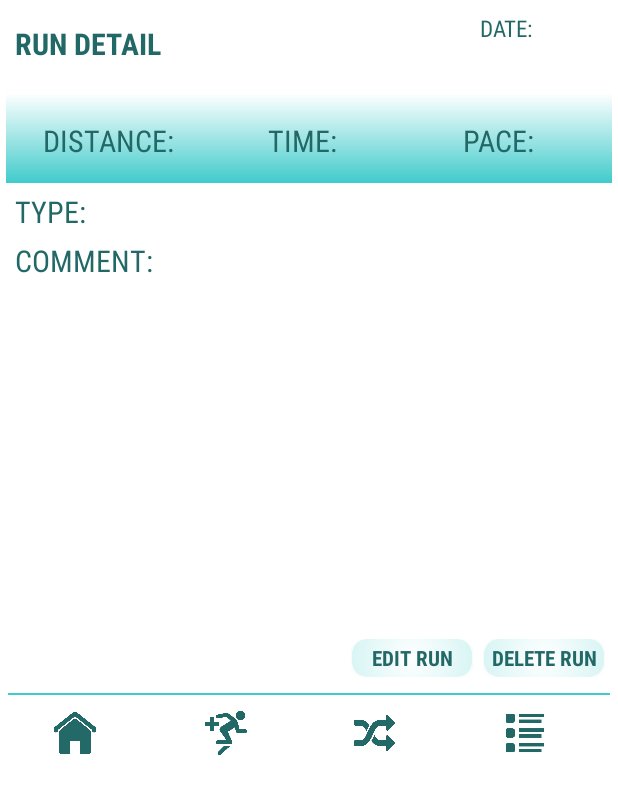
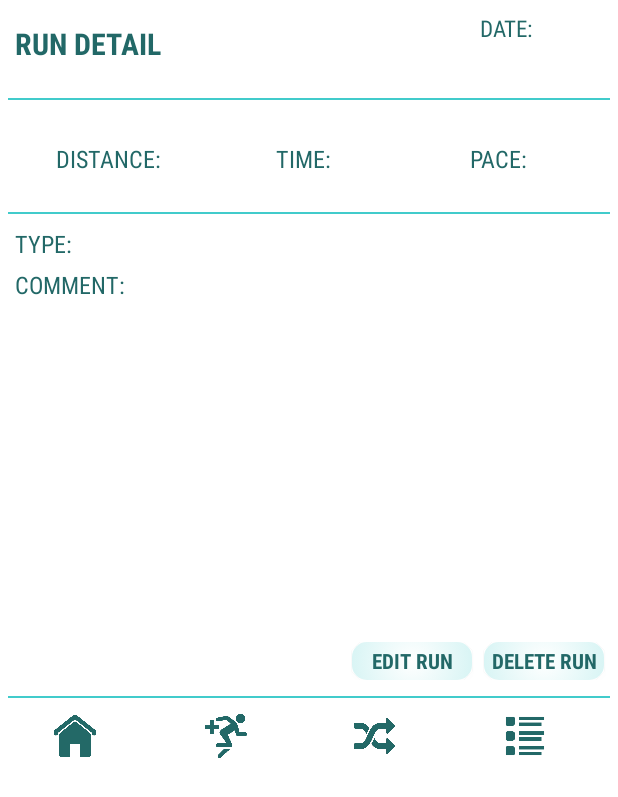
Before and after one commit to winnie-ho/161215_JavaAndroidProject, an Android app: the layout show_run.xml on its own in the app's theme, with its tools: preview values and no code run, on a phone screen of 412 x 824 dp. Shown: the top 797 px of the screen. Run offline under Robolectric (Android 15) with nearby library versions, the phone set to English and light mode, and no system bars.

Commit message:
added better formatting to the challenges

```diff
--- a/RunTrack/app/src/main/res/layout/challenges.xml
+++ b/RunTrack/app/src/main/res/layout/challenges.xml
@@ -16,6 +16,7 @@
         android:textSize="18dp"
         android:textColor="@color/colorPrimaryDark"
         android:text="title"
+        android:fontFamily="sans-serif-condensed"
         android:textStyle="bold"
         android:layout_gravity="center_horizontal"
         android:gravity="center_horizontal" />
@@ -41,6 +42,7 @@
             android:layout_marginTop="4dp"
             android:layout_marginRight="4dp"
             android:textSize="20dp"
+            android:fontFamily="sans-serif-condensed"
             android:textColor="@color/colorPrimaryDark"
             android:textStyle="bold"
             android:layout_gravity="center_horizontal"
@@ -54,6 +56,7 @@
             android:layout_marginLeft="4dp"
             android:layout_marginRight="4dp"
             android:textSize="20dp"
+            android:fontFamily="sans-serif-condensed"
             android:textColor="@color/colorPrimaryDark"
             android:textStyle="bold"
             android:layout_gravity="center_horizontal"
@@ -69,6 +72,7 @@
         android:layout_marginLeft="10dp"
         android:layout_marginRight="10dp"
         android:textSize="18dp"
+        android:fontFamily="sans-serif-condensed"
         android:textColor="@color/colorPrimaryDark"
         android:textStyle="bold"
         android:layout_gravity="center_horizontal"
@@ -81,6 +85,7 @@
         android:layout_marginLeft="10dp"
         android:layout_marginRight="10dp"
         android:textSize="18dp"
+        android:fontFamily="sans-serif-condensed"
         android:textColor="@color/colorPrimaryDark"
         android:layout_gravity="center_horizontal"
         android:gravity="center_horizontal" />
--- a/RunTrack/app/src/main/res/layout/show_run.xml
+++ b/RunTrack/app/src/main/res/layout/show_run.xml
@@ -36,9 +36,15 @@
             android:layout_height="wrap_content" />
     </LinearLayout>
 
+    <LinearLayout
+        android:layout_width="match_parent"
+        android:layout_height="1dp"
+        android:background="@color/colorPrimary"
+        android:layout_margin="5dp">
+    </LinearLayout>
+
     <RelativeLayout
         android:clickable="true"
-        android:background="@drawable/graph"
         android:layout_width="match_parent"
         android:layout_height="60dp"
         android:layout_marginLeft="4dp"
@@ -54,7 +60,7 @@
             android:text="DISTANCE: "
             android:fontFamily="sans-serif-condensed"
             android:layout_marginTop="3dp"
-            android:textSize="20dp"
+            android:textSize="16dp"
             android:textColor="@color/colorPrimaryDark"
             android:layout_width="120dp"
             android:layout_height="match_parent"
@@ -68,7 +74,7 @@
             android:text="TIME: "
             android:fontFamily="sans-serif-condensed"
             android:layout_marginTop="3dp"
-            android:textSize="20dp"
+            android:textSize="16dp"
             android:textColor="@color/colorPrimaryDark"
             android:layout_width="120dp"
             android:layout_height="match_parent"
@@ -82,7 +88,7 @@
             android:text="PACE: "
             android:fontFamily="sans-serif-condensed"
             android:layout_marginTop="3dp"
-            android:textSize="20dp"
+            android:textSize="16dp"
             android:textColor="@color/colorPrimaryDark"
             android:layout_width="120dp"
             android:layout_height="match_parent"
@@ -91,12 +97,19 @@
             android:gravity="center" />
         </RelativeLayout>
 
+    <LinearLayout
+        android:layout_width="match_parent"
+        android:layout_height="1dp"
+        android:background="@color/colorPrimary"
+        android:layout_margin="5dp">
+    </LinearLayout>
+
     <TextView
         android:id="@+id/show_run_type"
         android:text="TYPE: "
         android:fontFamily="sans-serif-condensed"
         android:layout_marginTop="3dp"
-        android:textSize="20dp"
+        android:textSize="16dp"
         android:textColor="@color/colorPrimaryDark"
         android:layout_width="wrap_content"
         android:layout_height="wrap_content"
@@ -108,7 +121,7 @@
         android:text="COMMENT: "
         android:fontFamily="sans-serif-condensed"
         android:layout_marginTop="5dp"
-        android:textSize="20dp"
+        android:textSize="16dp"
         android:textColor="@color/colorPrimaryDark"
         android:layout_width="wrap_content"
         android:layout_height="wrap_content"
@@ -117,7 +130,7 @@
 
     <ImageView
         android:layout_width="match_parent"
-        android:layout_height="233dp" />
+        android:layout_height="222dp" />
 
     <LinearLayout
         android:layout_width="match_parent"
```
